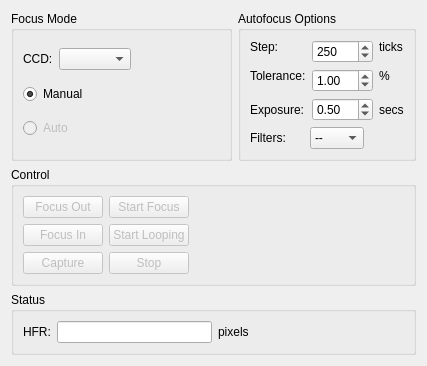
Qt form kstars/ekos/focus.ui (KDE/kstars) before a commit.
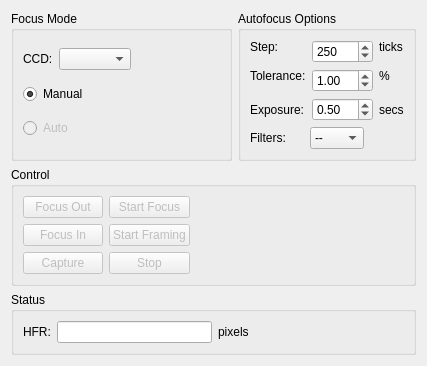
The same form after that commit. Custom widgets are drawn as their Qt base class.

Commit message: Fixing button enable and disable order

Diff of the .ui file:
```diff
--- a/kstars/ekos/focus.ui
+++ b/kstars/ekos/focus.ui
@@ -266,7 +266,7 @@
            <bool>false</bool>
           </property>
           <property name="text">
-           <string>Start Looping</string>
+           <string>Start Framing</string>
           </property>
          </widget>
         </item>
```
The commit also changes 1 other file.
